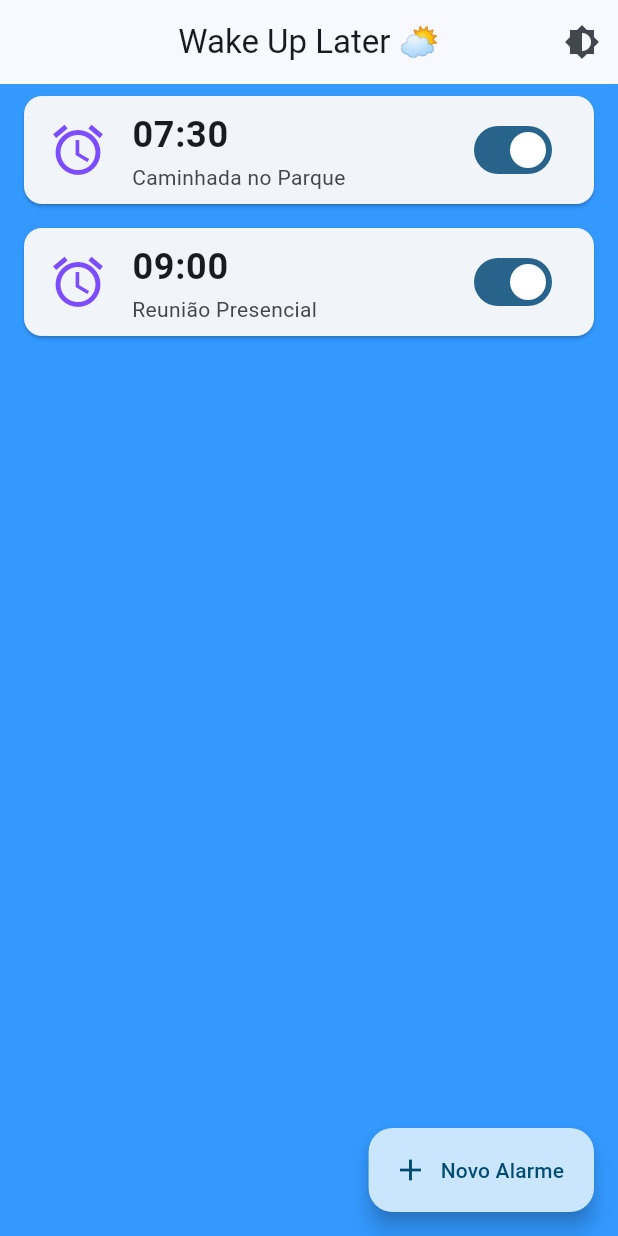
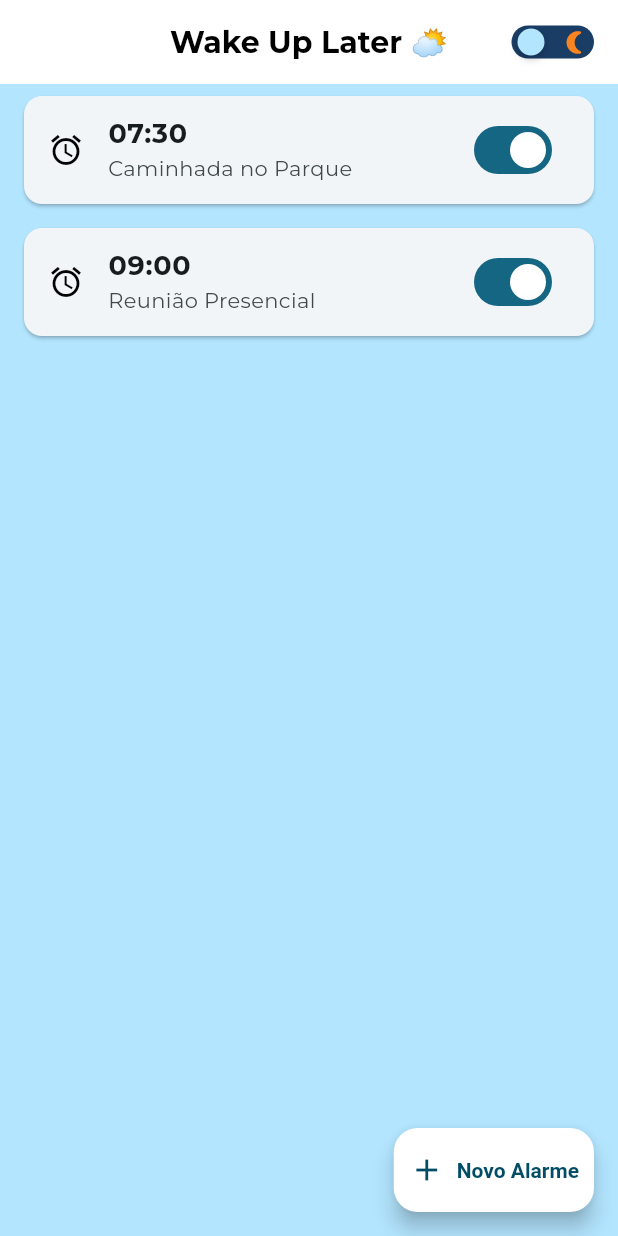
Before and after one commit to IS4I4SCANDID0/wake_up_later, a Flutter app: the screen it shows after launch, on a phone screen of 412 x 824 dp. Run offline on Flutter 3.47's test engine with Material 3 defaults, Android fonts, the phone set to English and light mode, and no system bars; project files that could hold a hidden picture were left out.

Commit message:
refactor: implementa AppTheme, widget SwitchThemeBtn e a fonte global
- Movida a lógica de temas para core/app_theme.dart (SOLID)

- Criado widget personalizado ThemeToggleButton (Stateless)

- Configurada fonte Montserrat globalmente no MaterialApp

- Limpeza do arquivo main.dart seguindo SRP

```diff
--- /dev/null
+++ b/devtools_options.yaml
@@ -0,0 +1,3 @@
+description: This file stores settings for Dart & Flutter DevTools.
+documentation: https://docs.flutter.dev/tools/devtools/extensions#configure-extension-enablement-states
+extensions:
--- /dev/null
+++ b/lib/core/theme/app_theme.dart
@@ -0,0 +1,58 @@
+import 'package:flutter/material.dart';
+
+class AppColors {
+  static const Color primaryLightColor = Color(0xFFB3E5FF);
+  static const Color primaryDarkColor = Color(0xFF1A3D66);
+  // static const Color accentButton = Color(0XFFFFA500);
+  static const Color textLightColor = Color(0XFF0a0a0a);
+  static const Color textDarkColor = Color(0XFFfafafa);
+  static const Color accentSwitchIcon = Color.fromARGB(255, 247, 132, 32);
+}
+
+// Contrato de temas para o aplicativo (princíopios de SOLID)
+class AppTheme {
+  static const String _fontFamily = 'Montserrat';
+  // Tema claro
+  static ThemeData get lightTheme {
+    return ThemeData(
+      useMaterial3: true,
+      brightness: Brightness.light,
+      fontFamily: _fontFamily,
+      colorSchemeSeed: AppColors.primaryLightColor,
+      scaffoldBackgroundColor: AppColors.primaryLightColor,
+      appBarTheme: const AppBarTheme(
+        centerTitle: true,
+        backgroundColor: Colors.white,
+        elevation: 0,
+        titleTextStyle: TextStyle(
+          color: Colors.black,
+          fontSize: 20,
+          fontWeight: FontWeight.w800,
+          fontFamily: _fontFamily,
+        ),
+      ),
+    );
+  }
+
+  // Tema escuro
+  static ThemeData get darkTheme {
+    return ThemeData(
+      useMaterial3: true,
+      brightness: Brightness.dark,
+      fontFamily: _fontFamily,
+      colorSchemeSeed: AppColors.primaryDarkColor,
+      scaffoldBackgroundColor: AppColors.primaryDarkColor,
+      appBarTheme: const AppBarTheme(
+        centerTitle: true,
+        backgroundColor: Colors.black,
+        elevation: 0,
+        titleTextStyle: TextStyle(
+          color: Colors.white,
+          fontSize: 20,
+          fontWeight: FontWeight.w800,
+          fontFamily: _fontFamily,
+        ),
+      ),
+    );
+  }
+}
--- a/lib/main.dart
+++ b/lib/main.dart
@@ -1,6 +1,7 @@
 import 'package:flutter/material.dart';
 // import 'package:intl/intl.dart';
 import 'views/home_page.dart';
+import 'core/theme/app_theme.dart';
 
 void main() {
   runApp(const WakeUpLaterApp());
@@ -31,22 +32,8 @@ class _WakeUpLaterAppState extends State<WakeUpLaterApp> {
       debugShowCheckedModeBanner: false,
       title: 'Wake Up Later',
       themeMode: _themeMode,
-      theme: ThemeData(
-        useMaterial3: true,
-        colorScheme: ColorScheme.fromSeed(
-          seedColor: Colors.lightBlue,
-          brightness: Brightness.light,
-        ),
-        scaffoldBackgroundColor: const Color(0xFF3399FF),
-      ),
-      darkTheme: ThemeData(
-        useMaterial3: true,
-        colorScheme: ColorScheme.fromSeed(
-          seedColor: Colors.blue,
-          brightness: Brightness.dark,
-        ),
-        scaffoldBackgroundColor: const Color(0xFF02003F),
-      ),
+      theme: AppTheme.lightTheme,
+      darkTheme: AppTheme.darkTheme,
       home: AlarmHomePage(onThemeChanged: _toggleTheme),
     );
   }
--- a/lib/models/alarm_model.dart
+++ b/lib/models/alarm_model.dart
@@ -1,11 +1,11 @@
 class AlarmModel {
   final String time;
   final String label;
-  final bool weatherForecastCheck;
+  final bool weatherCheck;
 
   AlarmModel({
     required this.time,
     required this.label,
-    required this.weatherForecastCheck,
+    required this.weatherCheck,
   });
 }
--- a/lib/views/home_page.dart
+++ b/lib/views/home_page.dart
@@ -1,5 +1,8 @@
 import 'package:flutter/material.dart';
-import '../models/alarm_model.dart';
+// import 'package:wake_up_later/core/theme/app_theme.dart';
+import 'package:wake_up_later/models/alarm_model.dart';
+import 'package:wake_up_later/widgets/switch_theme.dart';
+// import 'package:wake_up_later/core/theme/app_theme.dart';
 
 class AlarmHomePage extends StatefulWidget {
   final Function(ThemeMode) onThemeChanged;
@@ -12,16 +15,8 @@ class AlarmHomePage extends StatefulWidget {
 class _AlarmHomePageState extends State<AlarmHomePage> {
   // Lista ficitícia e provisória de alarmes
   List<AlarmModel> alarms = [
-    AlarmModel(
-      time: '07:30',
-      label: 'Caminhada no Parque',
-      weatherForecastCheck: true,
-    ),
-    AlarmModel(
-      time: '09:00',
-      label: 'Reunião Presencial',
-      weatherForecastCheck: false,
-    ),
+    AlarmModel(time: '07:30', label: 'Caminhada no Parque', weatherCheck: true),
+    AlarmModel(time: '09:00', label: 'Reunião Presencial', weatherCheck: false),
   ];
 
   @override
@@ -30,16 +25,15 @@ class _AlarmHomePageState extends State<AlarmHomePage> {
       appBar: AppBar(
         title: const Text('Wake Up Later ⛅'),
         centerTitle: true,
+        backgroundColor: Theme.of(context).appBarTheme.backgroundColor,
         actions: [
-          IconButton(
-            icon: const Icon(Icons.brightness_6),
-            onPressed: () {
-              // Alterna entre os modos de tema claro e escuro
-              final isDarkMode = Theme.of(context).brightness == Brightness.dark
-                  ? ThemeMode.light
-                  : ThemeMode.dark;
-              widget.onThemeChanged(isDarkMode);
-            },
+          // Botão para alternar o tema com padding
+          Padding(
+            padding: const EdgeInsets.only(right: 16.0),
+            child: SwitchThemeBtn(
+              isDark: Theme.of(context).brightness == Brightness.dark,
+              onThemeChanged: widget.onThemeChanged,
+            ),
           ),
         ],
       ),
@@ -48,17 +42,23 @@ class _AlarmHomePageState extends State<AlarmHomePage> {
         itemBuilder: (context, index) {
           final alarm = alarms[index];
           return Card(
+            surfaceTintColor: Theme.of(context).brightness == Brightness.dark
+                ? Colors.black38
+                : Colors.white30,
             margin: const EdgeInsets.symmetric(horizontal: 16, vertical: 8),
             child: ListTile(
-              leading: const Icon(
+              // selectedColor: ,
+              leading: Icon(
                 Icons.alarm,
-                size: 40,
-                color: Colors.deepPurpleAccent,
+                size: 24,
+                color: Theme.of(context).brightness == Brightness.dark
+                    ? Colors.white
+                    : Colors.black,
               ),
               title: Text(
                 alarm.time,
                 style: const TextStyle(
-                  fontSize: 24,
+                  fontSize: 18,
                   fontWeight: FontWeight.bold,
                 ),
               ),
@@ -72,7 +72,15 @@ class _AlarmHomePageState extends State<AlarmHomePage> {
         onPressed: () {
           // Aqui abriremos a tela de novo alarme
         },
+        extendedPadding: const EdgeInsets.symmetric(
+          horizontal: 10,
+          vertical: 8,
+        ),
         label: const Text('Novo Alarme'),
+        extendedTextStyle: TextStyle(fontWeight: FontWeight.w600),
+        backgroundColor: Theme.of(context).brightness == Brightness.dark
+            ? Colors.black
+            : Colors.white,
         icon: const Icon(Icons.add),
       ),
     );
--- /dev/null
+++ b/lib/widgets/switch_theme.dart
@@ -0,0 +1,84 @@
+import 'package:flutter/material.dart';
+import 'package:wake_up_later/core/theme/app_theme.dart';
+
+class SwitchThemeBtn extends StatelessWidget {
+  final bool isDark;
+  final Function(ThemeMode) onThemeChanged;
+
+  const SwitchThemeBtn({
+    super.key,
+    required this.isDark,
+    required this.onThemeChanged,
+  });
+
+  // Widget personalizado para o troca de tema
+  @override
+  Widget build(BuildContext context) {
+    // verifica se o tema atual é escuro
+    final isDark = Theme.of(context).brightness == Brightness.dark;
+
+    return GestureDetector(
+      // Usamos  função que veio do constructor(widget.onThemeChanged) para alternar o tema
+      onTap: () {
+        onThemeChanged(isDark ? ThemeMode.light : ThemeMode.dark);
+      },
+      child: AnimatedContainer(
+        duration: const Duration(milliseconds: 300),
+        width: 55,
+        height: 22,
+        padding: const EdgeInsets.symmetric(horizontal: 4),
+        decoration: BoxDecoration(
+          borderRadius: BorderRadius.circular(50),
+          color: isDark
+              ? AppColors.primaryLightColor
+              : AppColors.primaryDarkColor,
+        ),
+        child: Stack(
+          alignment: Alignment.center,
+          children: [
+            // Ícone de fundo (sol e lua)
+            Row(
+              mainAxisAlignment: MainAxisAlignment.spaceBetween,
+              children: [
+                Icon(
+                  Icons.wb_sunny,
+                  size: 16,
+                  color: AppColors.accentSwitchIcon,
+                ),
+                Icon(
+                  Icons.nightlight_round,
+                  size: 18,
+                  color: AppColors.accentSwitchIcon,
+                ),
+              ],
+            ),
+            // Bolinha que se move
+            AnimatedAlign(
+              duration: const Duration(microseconds: 300),
+              // Se o tema for escuro, alinha à direita, senão à esquerda
+              alignment: isDark ? Alignment.centerRight : Alignment.centerLeft,
+              child: Container(
+                width: 18,
+                height: 18,
+                decoration: BoxDecoration(
+                  shape: BoxShape.circle,
+                  color: isDark
+                      ? AppColors.primaryDarkColor
+                      : AppColors.primaryLightColor,
+
+                  boxShadow: [
+                    BoxShadow(
+                      color: Colors.black26,
+                      blurRadius: 4,
+                      offset: Offset(0, 2),
+                    ),
+                  ],
+                ),
+              ),
+            ),
+          ],
+        ),
+      ),
+    );
+  }
+}
```
Also changed, not shown: pubspec.yaml (+12 -11 lines), assets/fonts/Montserrat-Bold.ttf (added), assets/fonts/Montserrat-ExtraBold.ttf (added), assets/fonts/Montserrat-Medium.ttf (added), assets/fonts/Montserrat-Regular.ttf (added), 1 other file.
